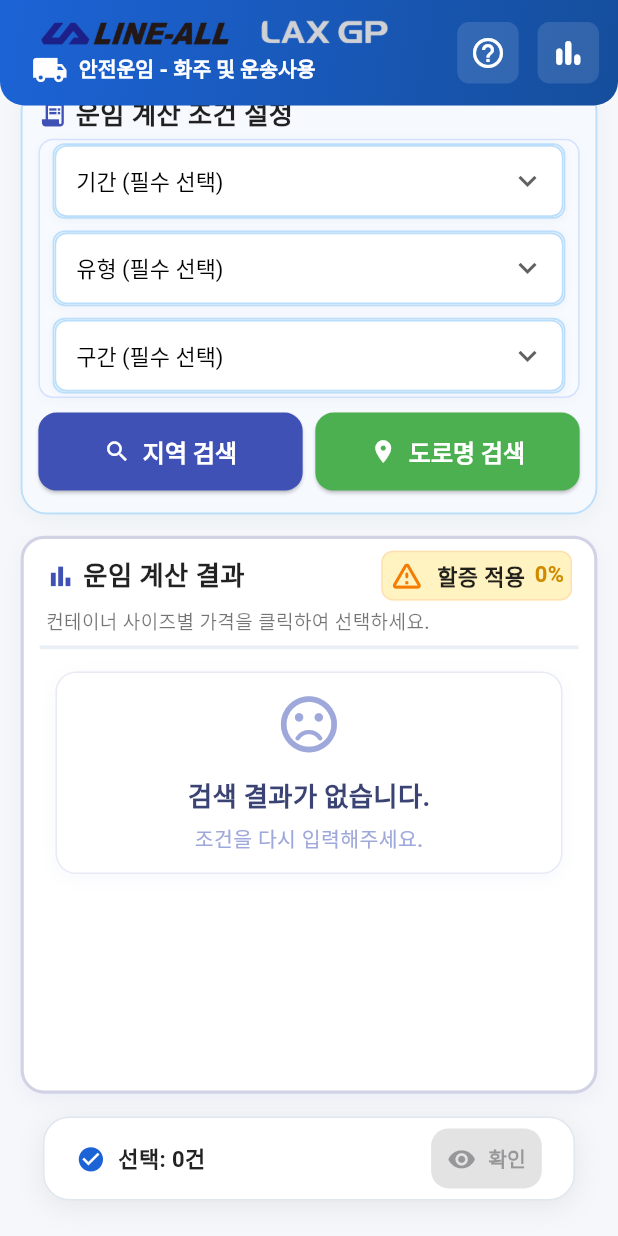
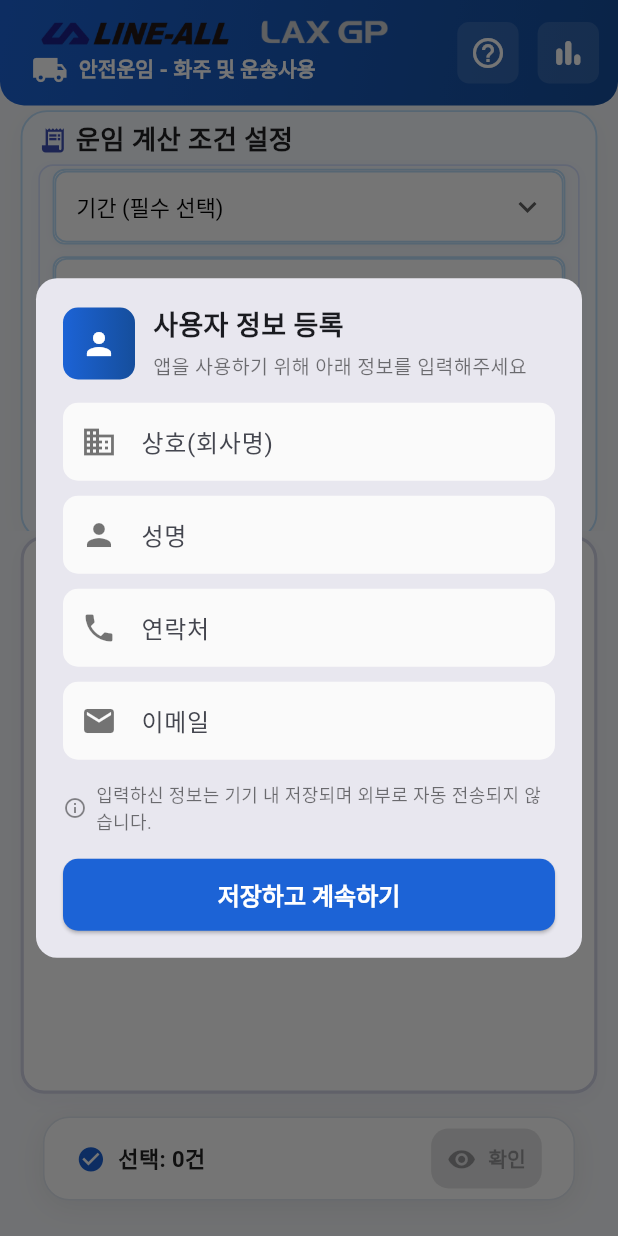
Before and after one commit to jang1231111/line-all-company, a Flutter app: the screen it shows after launch, on a phone screen of 412 x 824 dp. Run offline on Flutter 3.47's test engine with Material 3 defaults, Android fonts, the phone set to English and light mode, and no system bars; our stand-ins replace dio, firebase_core, firebase_crashlytics, flutter_dotenv, flutter_riverpod, flutter_screenutil and 5 more; missing offline and left inert: mailer, tutorial_coach_mark; accounts and stored records are empty.

Commit message:
✨ 사용자 정보 입력창 추가

```diff
--- a/lib/features/condition/presentation/pages/condition_form_page.dart
+++ b/lib/features/condition/presentation/pages/condition_form_page.dart
@@ -10,6 +10,7 @@ import 'package:flutter/gestures.dart';
 import '../widgets/condition_form_widget.dart';
 import '../widgets/fare_result_table.dart';
 import '../widgets/selected_fare_bottom_bar.dart';
+import '../widgets/user_info_dialog.dart';
 
 class ConditionFormPage extends ConsumerStatefulWidget {
   const ConditionFormPage({super.key});
@@ -49,7 +50,10 @@ class _ConditionFormPageState extends ConsumerState<ConditionFormPage> {
   @override
   void initState() {
     super.initState();
-    WidgetsBinding.instance.addPostFrameCallback((_) => _maybeStartTutorial());
+    WidgetsBinding.instance.addPostFrameCallback((_) async {
+      await _maybeShowUserInfoDialog(); // 최초 사용자 정보 입력(필수)
+      _maybeStartTutorial();
+    });
   }
 
   Future<void> _maybeStartTutorial() async {
@@ -480,7 +484,7 @@ class _ConditionFormPageState extends ConsumerState<ConditionFormPage> {
       paddingFocus: 8,
       pulseEnable: false,
       focusAnimationDuration: const Duration(milliseconds: 0),
-      // onClick* 은 빈 구현으로 두고 오버레이에서 next() 처리
+      // onClick* 은 빈 구현으로 두고 o버레이에서 next() 처리
       onClickOverlay: (_) {},
       onClickTarget: (_) {},
       onFinish: () {
@@ -544,6 +548,15 @@ class _ConditionFormPageState extends ConsumerState<ConditionFormPage> {
         context,
       ).showSnackBar(SnackBar(content: Text('오류: $e')));
     }
+  }
+
+  // 파일 맨 아래 근처에 추가 (조건: dialog가 로컬 prefs에 저장되어 있지 않으면 강제 표시)
+  Future<void> _maybeShowUserInfoDialog() async {
+    final prefs = await SharedPreferences.getInstance();
+    final shown = prefs.getBool('user_info_saved_v1') ?? false;
+    if (shown) return;
+    // barrierDismissible=false 이므로 사용자가 반드시 입력해야 닫힘
+    await UserInfoDialog.showRequired(context);
   }
 
   @override
--- /dev/null
+++ b/lib/features/condition/presentation/widgets/user_info_dialog.dart
@@ -0,0 +1,199 @@
+import 'package:flutter/material.dart';
+import 'package:shared_preferences/shared_preferences.dart';
+
+class UserInfoDialog extends StatefulWidget {
+  const UserInfoDialog({super.key});
+
+  /// 호출 편의용 정적 함수: barrierDismissible=false 이므로 반드시 입력해야 닫힘
+  static Future<void> showRequired(BuildContext context) async {
+    await showDialog(
+      context: context,
+      barrierDismissible: false,
+      builder: (_) => const UserInfoDialog(),
+    );
+  }
+
+  @override
+  State<UserInfoDialog> createState() => _UserInfoDialogState();
+}
+
+class _UserInfoDialogState extends State<UserInfoDialog> {
+  final _formKey = GlobalKey<FormState>();
+  final _companyCtrl = TextEditingController();
+  final _nameCtrl = TextEditingController();
+  final _phoneCtrl = TextEditingController();
+  final _emailCtrl = TextEditingController();
+  bool _saving = false;
+  bool _loading = true;
+
+  @override
+  void initState() {
+    super.initState();
+    _loadSaved();
+  }
+
+  Future<void> _loadSaved() async {
+    final prefs = await SharedPreferences.getInstance();
+    _companyCtrl.text = prefs.getString('user_company') ?? '';
+    _nameCtrl.text = prefs.getString('user_name') ?? '';
+    _phoneCtrl.text = prefs.getString('user_phone') ?? '';
+    _emailCtrl.text = prefs.getString('user_email') ?? '';
+    setState(() => _loading = false);
+  }
+
+  @override
+  void dispose() {
+    _companyCtrl.dispose();
+    _nameCtrl.dispose();
+    _phoneCtrl.dispose();
+    _emailCtrl.dispose();
+    super.dispose();
+  }
+
+  Future<void> _save() async {
+    if (!_formKey.currentState!.validate()) return;
+
+    setState(() => _saving = true);
+    final prefs = await SharedPreferences.getInstance();
+    await prefs.setString('user_company', _companyCtrl.text.trim());
+    await prefs.setString('user_name', _nameCtrl.text.trim());
+    await prefs.setString('user_phone', _phoneCtrl.text.trim());
+    await prefs.setString('user_email', _emailCtrl.text.trim());
+    await prefs.setBool('user_info_saved_v1', true);
+    if (mounted) Navigator.of(context).pop();
+  }
+
+  String? _notEmptyValidator(String? v) {
+    if (v == null || v.trim().isEmpty) return '필수 입력입니다';
+    return null;
+  }
+
+  String? _emailValidator(String? v) {
+    if (v == null || v.trim().isEmpty) return '필수 입력입니다';
+    final emailReg = RegExp(r'^[^@\s]+@[^@\s]+\.[^@\s]+$');
+    if (!emailReg.hasMatch(v.trim())) return '유효한 이메일을 입력하세요';
+    return null;
+  }
+
+  String? _phoneValidator(String? v) {
+    if (v == null || v.trim().isEmpty) return '필수 입력입니다';
+    final phone = v.trim();
+    final phoneReg = RegExp(r'^[0-9\-\+\s]{6,20}$');
+    if (!phoneReg.hasMatch(phone)) return '유효한 연락처를 입력하세요';
+    return null;
+  }
+
+  @override
+  Widget build(BuildContext context) {
+    final primary = const Color(0xFF1C63D6);
+    return WillPopScope(
+      // 뒤로가기 금지
+      onWillPop: () async => false,
+      child: Dialog(
+        insetPadding: const EdgeInsets.symmetric(horizontal: 24.0, vertical: 24.0),
+        shape: RoundedRectangleBorder(borderRadius: BorderRadius.circular(14)),
+        child: ConstrainedBox(
+          constraints: const BoxConstraints(maxWidth: 520),
+          child: Padding(
+            padding: const EdgeInsets.all(18.0),
+            child: _loading
+                ? SizedBox(height: 180, child: Center(child: CircularProgressIndicator(color: primary)))
+                : Column(
+                    mainAxisSize: MainAxisSize.min,
+                    children: [
+                      // Header
+                      Row(
+                        children: [
+                          Container(
+                            width: 48,
+                            height: 48,
+                            decoration: BoxDecoration(
+                              gradient: LinearGradient(colors: [primary, const Color(0xFF154E9C)]),
+                              borderRadius: BorderRadius.circular(10),
+                            ),
+                            child: const Icon(Icons.person, color: Colors.white),
+                          ),
+                          const SizedBox(width: 12),
+                          Expanded(
+                            child: Column(
+                              crossAxisAlignment: CrossAxisAlignment.start,
+                              children: const [
+                                Text('사용자 정보 등록', style: TextStyle(fontSize: 18, fontWeight: FontWeight.w700)),
+                                SizedBox(height: 4),
+                                Text('앱을 사용하기 위해 아래 정보를 입력해주세요', style: TextStyle(fontSize: 13, color: Colors.black54)),
+                              ],
+                            ),
+                          ),
+                        ],
+                      ),
+                      const SizedBox(height: 14),
+                      // Form
+                      Form(
+                        key: _formKey,
+                        child: Column(
+                          children: [
+                            _buildField(controller: _companyCtrl, label: '상호(회사명)', icon: Icons.business, validator: _notEmptyValidator),
+                            const SizedBox(height: 10),
+                            _buildField(controller: _nameCtrl, label: '성명', icon: Icons.person, validator: _notEmptyValidator),
+                            const SizedBox(height: 10),
+                            _buildField(controller: _phoneCtrl, label: '연락처', icon: Icons.phone, keyboardType: TextInputType.phone, validator: _phoneValidator),
+                            const SizedBox(height: 10),
+                            _buildField(controller: _emailCtrl, label: '이메일', icon: Icons.email, keyboardType: TextInputType.emailAddress, validator: _emailValidator),
+                          ],
+                        ),
+                      ),
+                      const SizedBox(height: 14),
+                      // Privacy note
+                      Row(
+                        children: const [
+                          Icon(Icons.info_outline, size: 16, color: Colors.black45),
+                          SizedBox(width: 6),
+                          Expanded(child: Text('입력하신 정보는 기기 내 저장되며 외부로 자동 전송되지 않습니다.', style: TextStyle(fontSize: 12, color: Colors.black54))),
+                        ],
+                      ),
+                      const SizedBox(height: 16),
+                      // Save button
+                      SizedBox(
+                        width: double.infinity,
+                        child: ElevatedButton(
+                          onPressed: _saving ? null : _save,
+                          style: ElevatedButton.styleFrom(
+                            backgroundColor: primary,
+                            shape: RoundedRectangleBorder(borderRadius: BorderRadius.circular(10)),
+                            padding: const EdgeInsets.symmetric(vertical: 12),
+                          ),
+                          child: _saving
+                              ? const SizedBox(width: 18, height: 18, child: CircularProgressIndicator(strokeWidth: 2, color: Colors.white))
+                              : const Text('저장하고 계속하기', style: TextStyle(fontSize: 16, fontWeight: FontWeight.w600)),
+                        ),
+                      ),
+                    ],
+                  ),
+          ),
+        ),
+      ),
+    );
+  }
+
+  Widget _buildField({
+    required TextEditingController controller,
+    required String label,
+    required IconData icon,
+    TextInputType keyboardType = TextInputType.text,
+    String? Function(String?)? validator,
+  }) {
+    return TextFormField(
+      controller: controller,
+      keyboardType: keyboardType,
+      validator: validator,
+      decoration: InputDecoration(
+        prefixIcon: Icon(icon, color: Colors.black54),
+        labelText: label,
+        filled: true,
+        fillColor: Colors.grey.shade50,
+        contentPadding: const EdgeInsets.symmetric(vertical: 14, horizontal: 12),
+        border: OutlineInputBorder(borderRadius: BorderRadius.circular(10), borderSide: BorderSide.none),
+      ),
+    );
+  }
+}
```
